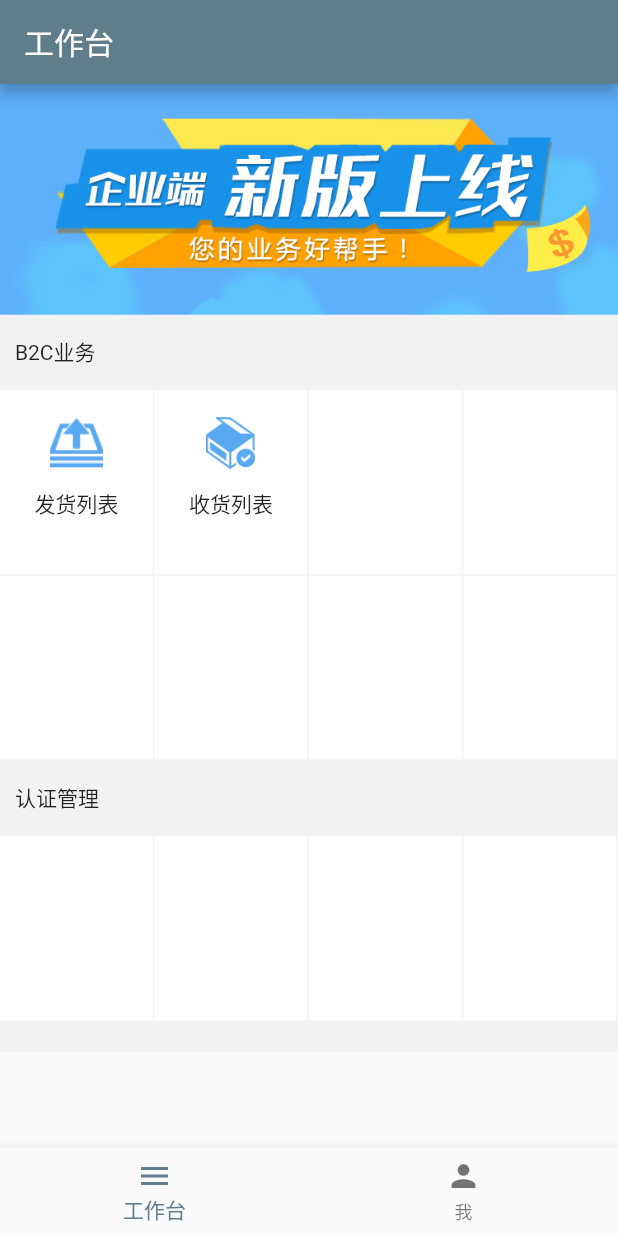
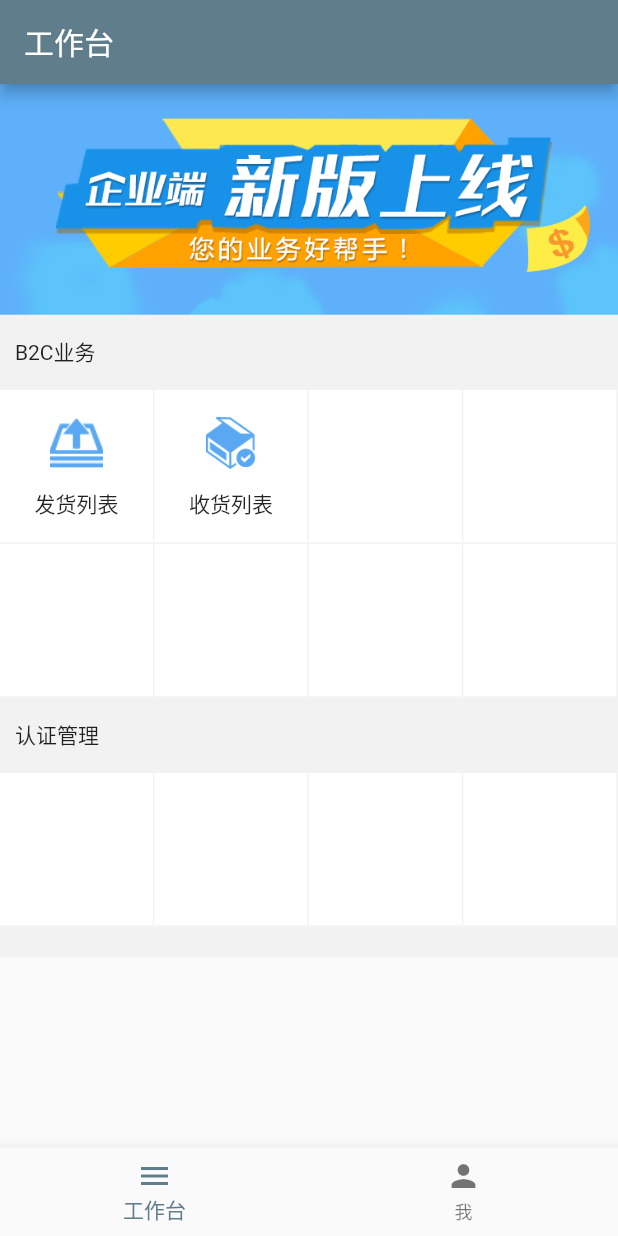
Before and after one commit to mayangyang1/flutter-application, a Flutter app: the screen it shows after launch, on a phone screen of 412 x 824 dp. Run offline on Flutter 3.47's test engine with Material 2 defaults, Android fonts, the phone set to English and light mode, and no system bars; our stand-ins replace dio, flutter_easyrefresh, flutter_screenutil, image_picker, photo_view, shared_preferences; missing offline and left inert: amap_location; network calls fail.

Commit message:
优化首页样式

```diff
--- a/lib/components/date_picker.dart
+++ b/lib/components/date_picker.dart
@@ -33,7 +33,7 @@ class _DatePickerState extends State<DatePicker> {
   List<String>dayList28 = ['01日', '02日', '03日', '04日', '05日', '06日', '07日', '08日', '09日', '10日', '11日', '12日', '13日', '14日', '15日', '16日', '17日', '18日', '19日', '20日', '21日', '22日', '23日', '24日', '25日', '26日', '27日', '28日'];
   List<String>monthList = ['01月', '02月', '03月', '04月', '05月', '06月', '07月', '08月', '09月', '10月', '11月', '12月'];
   List<String>hourList = ['00时', '01时', '02时', '03时', '04时', '05时', '06时', '07时', '08时', '09时', '10时', '11时', '12时', '13时', '14时', '15时', '16时', '17时', '18时', '19时', '20时', '21时', '22时', '23时'];
-  List<String>minuteList = ['00分', '01分', '0分', '02分', '03分', '04分', '05分', '06分', '07分', '08分', '09分', '10分', '11分', '12分', '13分', '14分', '15分', '16分', '17分', '18分', '19分', '20分', '21分', '22分', '23分', '24分', '25分', '26分', '27分', '28分', '29分', '30分', '31分', '32分', '33分', '34分', '35分', '36分', '37分', '38分', '39分', '40分', '41分', '42分', '43分', '44分', '45分', '46分', '47分', '48分', '49分', '50分', '51分', '52分', '53分', '54分', '55分', '56分', '57分', '58分', '59分'];
+  List<String>minuteList = ['00分', '01分', '02分', '03分', '04分', '05分', '06分', '07分', '08分', '09分', '10分', '11分', '12分', '13分', '14分', '15分', '16分', '17分', '18分', '19分', '20分', '21分', '22分', '23分', '24分', '25分', '26分', '27分', '28分', '29分', '30分', '31分', '32分', '33分', '34分', '35分', '36分', '37分', '38分', '39分', '40分', '41分', '42分', '43分', '44分', '45分', '46分', '47分', '48分', '49分', '50分', '51分', '52分', '53分', '54分', '55分', '56分', '57分', '58分', '59分'];
   int yearIndex = 0;
   int monthIndex = 0;
   int dayIndex = 0;
@@ -49,7 +49,7 @@ class _DatePickerState extends State<DatePicker> {
   @override
   Widget build(BuildContext context) {
     return Container(
-      height: ScreenUtil().setHeight(640),
+      height: ScreenUtil().setHeight(580),
       child: DefaultTextStyle(
         style: TextStyle(
           fontSize: ScreenUtil().setSp(36),
@@ -114,7 +114,7 @@ class _DatePickerState extends State<DatePicker> {
     return CupertinoPicker(
       children: times.length > 0
       ? times.map((v){
-        return Text(v,style: TextStyle(height: 1.7));
+        return Center(child: Text(v,),);
       }).toList()
       : [Text('')],
       itemExtent: 40.0,
--- a/lib/components/single_picker.dart
+++ b/lib/components/single_picker.dart
@@ -35,7 +35,7 @@ class _CommonPickerState extends State<CommonPicker> {
   @override
   Widget build(BuildContext context) {
     return Container(
-      height: ScreenUtil().setHeight(640),
+      height: ScreenUtil().setHeight(580),
       child: DefaultTextStyle(
         style: TextStyle(
           fontSize: ScreenUtil().setSp(36),
@@ -91,9 +91,9 @@ class _CommonPickerState extends State<CommonPicker> {
     return CupertinoPicker(
       children: singlePickerList.length > 0
       ? singlePickerList.map((v){
-          return Text(v['key'],style: TextStyle(height: 1.8));
+          return Center(child: Text(v['key']),);
         }).toList()
-      : [ Text('暂无数据',style: TextStyle(height: 1.8))],
+      : [ Center(child: Text('暂无数据'),)],
       itemExtent: 38.0,
       backgroundColor: Colors.white,
       diameterRatio: 38.0,
--- a/lib/pages/work_bench_page.dart
+++ b/lib/pages/work_bench_page.dart
@@ -246,11 +246,15 @@ class _WorkBenchPageState extends State<WorkBenchPage>  {
         color: Colors.white,
         child: InkWell(
           child: Container(
-            padding: EdgeInsets.only(top: 15,bottom:15),
+            padding: EdgeInsets.only(top: 15,),
             width: MediaQuery.of(context).size.width/4,
-            height: ScreenUtil().setHeight(200),
+            // height: ScreenUtil().setHeight(180),
             decoration: BoxDecoration(
               border: Border(right: BorderSide(width: 1, color: Color(0xFFF2F2F2)),bottom: BorderSide(width: 1, color: Color(0xFFF2F2F2)))
+            ),
+            child: ConstrainedBox(
+              constraints: BoxConstraints(
+                minHeight: ScreenUtil().setHeight(140)
               ),
               child: Column(
                 children: <Widget>[
@@ -264,6 +268,7 @@ class _WorkBenchPageState extends State<WorkBenchPage>  {
                   Padding(child: null,padding: EdgeInsets.only(top: 10),),
                   Text(title)
                 ],
+              ),
             ),
           ),
           onTap: () {
--- a/pubspec.yaml
+++ b/pubspec.yaml
@@ -17,13 +17,13 @@ dependencies:
     sdk: flutter
   flutter_screenutil: 0.5.2
   dio: 2.1.7
-  shared_preferences: 0.5.2
+  shared_preferences: 0.5.3
   flutter_easyrefresh: 1.2.7
   url_launcher: 4.2.0
   photo_view: 0.2.4
   image_picker: 0.5.0
   amap_location: 0.2.0
-  simple_permissions: 0.1.9
+  # simple_permissions: 0.1.9
   # permission_handler: 3.2.0
   # The following adds the Cupertino Icons font to your application.
   # Use with the CupertinoIcons class for iOS style icons.
```
Also changed, not shown: lib/components/city_picker.dart (+10 -6 lines), lib/pages/collection_and_delivery_page.dart (+11 -11 lines), assets/examples/exa16.jpg (added), assets/examples/example1.jpg, assets/examples/example10.jpg, assets/examples/example14.jpg (added), assets/examples/example15.jpg (added), pubspec.lock, 1 other file. Lines whose indentation alone changed are shown as unchanged.
